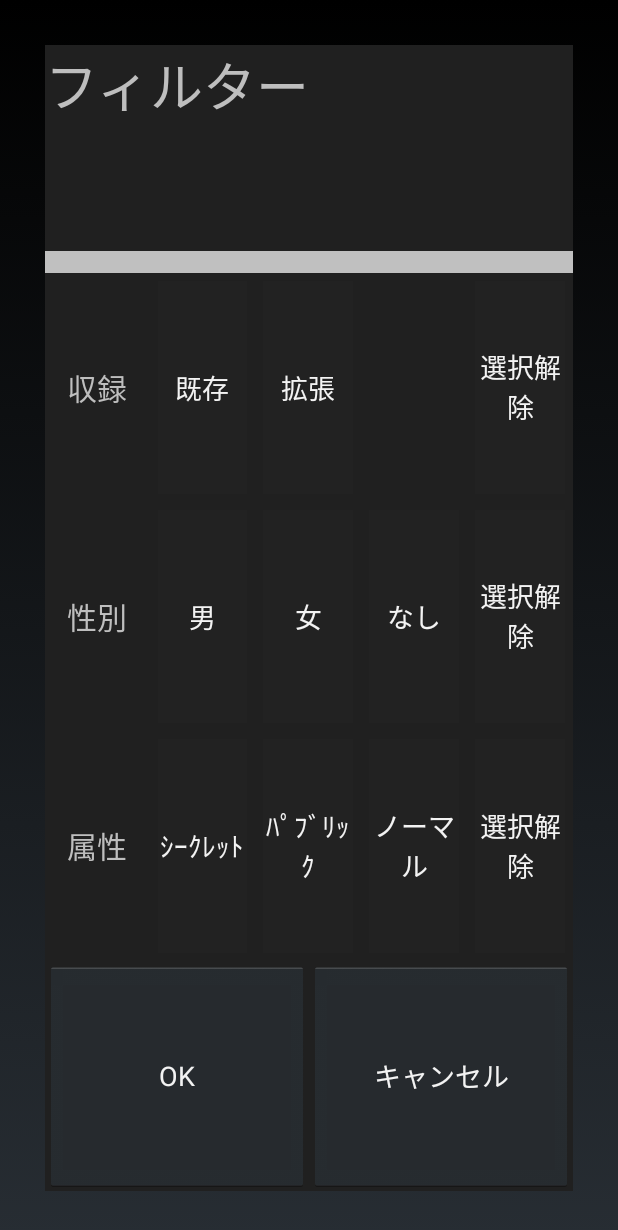
After one commit to ASemi/Agent_Support, an Android app: the layout select_filter.xml on its own in the app's theme, with its tools: preview values and no code run, on a phone screen of 412 x 824 dp. The commit adds this screen. Shown: the top 1230 px of the screen. Run offline under Robolectric (Android 15) with nearby library versions, the phone set to English and light mode, and no system bars.

Commit message:
エージェント検索にフィルター機能を追加

```diff
--- a/app/src/main/AndroidManifest.xml
+++ b/app/src/main/AndroidManifest.xml
@@ -39,7 +39,11 @@
         <activity
             android:name=".AgentDetailActivity"
             android:screenOrientation="landscape"
-            android:theme="@style/AppTheme"/>
+            android:theme="@style/AppTheme" />
+        <activity
+            android:name=".AgentFilterActivity"
+            android:screenOrientation="landscape"
+            android:theme="@style/AppTheme" />
     </application>
 
 </manifest>
--- a/app/src/main/java/com/example/shioya/agent_support/Agents.java
+++ b/app/src/main/java/com/example/shioya/agent_support/Agents.java
@@ -30,7 +30,7 @@ public class Agents {
         this.agentPackage = agentName.agentPackage;
     }
 
-    public ArrayList<String> CreateFirst() {
+    public static ArrayList<String> CreateFirst() {
         ArrayList<String> agentlist = new ArrayList<>();
 
         for (AgentName agentName : AgentName.values()) {
@@ -40,7 +40,7 @@ public class Agents {
         return agentlist;
     }
 
-    public ArrayList<String> SetList(AgentPackage ap, Gender gen, AgentAttribute aa) {
+    public static ArrayList<String> SetList(AgentPackage ap, Gender gen, AgentAttribute aa) {
         ArrayList<String> agentlist = new ArrayList<>();
 
         for (AgentName agentName : AgentName.values()) {
--- /dev/null
+++ b/app/src/main/res/layout/select_filter.xml
@@ -0,0 +1,293 @@
+<?xml version="1.0" encoding="utf-8"?>
+<FrameLayout xmlns:android="http://schemas.android.com/apk/res/android"
+    android:layout_width="match_parent"
+    android:layout_height="match_parent"
+    android:padding="30dp">
+
+    <LinearLayout
+        android:layout_width="match_parent"
+        android:layout_height="match_parent"
+        android:orientation="vertical"
+        android:background="#202020">
+
+        <TextView
+            android:layout_width="match_parent"
+            android:layout_height="0dp"
+            android:layout_weight="18"
+            android:text="@string/search"
+            android:textSize="35sp"/>
+
+        <TextView
+            android:layout_width="match_parent"
+            android:layout_height="0dp"
+            android:layout_weight="2"
+            android:background="@color/colorSilver"/>
+
+        <LinearLayout
+            android:layout_width="match_parent"
+            android:layout_height="0dp"
+            android:layout_weight="60"
+            android:orientation="vertical">
+
+            <LinearLayout
+                android:layout_width="match_parent"
+                android:layout_height="0dp"
+                android:layout_weight="1"
+                android:orientation="horizontal">
+
+                <TextView
+                    android:layout_width="0dp"
+                    android:layout_height="match_parent"
+                    android:layout_weight="1"
+                    android:text="@string/agentpackage"
+                    android:textSize="20sp"
+                    android:gravity="center"/>
+
+                <LinearLayout
+                    android:layout_width="0dp"
+                    android:layout_height="match_parent"
+                    android:layout_weight="1"
+                    android:orientation="horizontal"
+                    android:padding="5dp">
+
+                    <Button
+                        android:layout_width="match_parent"
+                        android:layout_height="match_parent"
+                        android:text="@string/def"
+                        android:id="@+id/buttonPackage0"
+                        android:background="@drawable/button_state"/>
+
+                </LinearLayout>
+
+                <LinearLayout
+                    android:layout_width="0dp"
+                    android:layout_height="match_parent"
+                    android:layout_weight="1"
+                    android:orientation="horizontal"
+                    android:padding="5dp">
+
+                    <Button
+                        android:layout_width="match_parent"
+                        android:layout_height="match_parent"
+                        android:text="@string/aug"
+                        android:id="@+id/buttonPackage1"
+                        android:background="@drawable/button_state"/>
+
+                </LinearLayout>
+
+                <LinearLayout
+                    android:layout_width="0dp"
+                    android:layout_height="match_parent"
+                    android:layout_weight="1"
+                    android:orientation="horizontal">
+
+                </LinearLayout>
+
+                <LinearLayout
+                    android:layout_width="0dp"
+                    android:layout_height="match_parent"
+                    android:layout_weight="1"
+                    android:orientation="horizontal"
+                    android:padding="5dp">
+
+                    <Button
+                        android:layout_width="match_parent"
+                        android:layout_height="match_parent"
+                        android:text="@string/unlock"
+                        android:id="@+id/buttonPackage2"
+                        android:background="@drawable/button_state"/>
+
+                </LinearLayout>
+
+            </LinearLayout>
+
+            <LinearLayout
+                android:layout_width="match_parent"
+                android:layout_height="0dp"
+                android:layout_weight="1"
+                android:orientation="horizontal">
+
+                <TextView
+                    android:layout_width="0dp"
+                    android:layout_height="match_parent"
+                    android:layout_weight="1"
+                    android:text="@string/gender"
+                    android:textSize="20sp"
+                    android:gravity="center"/>
+
+                <LinearLayout
+                    android:layout_width="0dp"
+                    android:layout_height="match_parent"
+                    android:layout_weight="1"
+                    android:orientation="horizontal"
+                    android:padding="5dp">
+
+                    <Button
+                        android:layout_width="match_parent"
+                        android:layout_height="match_parent"
+                        android:text="@string/male"
+                        android:id="@+id/buttonGender0"
+                        android:background="@drawable/button_state"/>
+
+                </LinearLayout>
+
+                <LinearLayout
+                    android:layout_width="0dp"
+                    android:layout_height="match_parent"
+                    android:layout_weight="1"
+                    android:orientation="horizontal"
+                    android:padding="5dp">
+
+                    <Button
+                        android:layout_width="match_parent"
+                        android:layout_height="match_parent"
+                        android:text="@string/female"
+                        android:id="@+id/buttonGender1"
+                        android:background="@drawable/button_state"/>
+
+                </LinearLayout>
+
+                <LinearLayout
+                    android:layout_width="0dp"
+                    android:layout_height="match_parent"
+                    android:layout_weight="1"
+                    android:orientation="horizontal"
+                    android:padding="5dp">
+
+                    <Button
+                        android:layout_width="match_parent"
+                        android:layout_height="match_parent"
+                        android:text="@string/none"
+                        android:id="@+id/buttonGender2"
+                        android:background="@drawable/button_state"/>
+
+                </LinearLayout>
+
+                <LinearLayout
+                    android:layout_width="0dp"
+                    android:layout_height="match_parent"
+                    android:layout_weight="1"
+                    android:orientation="horizontal"
+                    android:padding="5dp">
+
+                    <Button
+                        android:layout_width="match_parent"
+                        android:layout_height="match_parent"
+                        android:text="@string/unlock"
+                        android:id="@+id/buttonGender3"
+                        android:background="@drawable/button_state"/>
+
+                </LinearLayout>
+
+            </LinearLayout>
+
+            <LinearLayout
+                android:layout_width="match_parent"
+                android:layout_height="0dp"
+                android:layout_weight="1"
+                android:orientation="horizontal">
+
+                <TextView
+                    android:layout_width="0dp"
+                    android:layout_height="match_parent"
+                    android:layout_weight="1"
+                    android:text="@string/agentattribute"
+                    android:textSize="20sp"
+                    android:gravity="center"/>
+
+                <LinearLayout
+                    android:layout_width="0dp"
+                    android:layout_height="match_parent"
+                    android:layout_weight="1"
+                    android:orientation="horizontal"
+                    android:padding="5dp">
+
+                    <Button
+                        android:layout_width="match_parent"
+                        android:layout_height="match_parent"
+                        android:text="@string/attrsecret"
+                        android:id="@+id/buttonAttr0"
+                        android:background="@drawable/button_state"/>
+
+                </LinearLayout>
+
+                <LinearLayout
+                    android:layout_width="0dp"
+                    android:layout_height="match_parent"
+                    android:layout_weight="1"
+                    android:orientation="horizontal"
+                    android:padding="5dp">
+
+                    <Button
+                        android:layout_width="match_parent"
+                        android:layout_height="match_parent"
+                        android:text="@string/attrpublic"
+                        android:id="@+id/buttonAttr1"
+                        android:background="@drawable/button_state"/>
+
+                </LinearLayout>
+
+                <LinearLayout
+                    android:layout_width="0dp"
+                    android:layout_height="match_parent"
+                    android:layout_weight="1"
+                    android:orientation="horizontal"
+                    android:padding="5dp">
+
+                    <Button
+                        android:layout_width="match_parent"
+                        android:layout_height="match_parent"
+                        android:text="@string/attrnormal"
+                        android:id="@+id/buttonAttr2"
+                        android:background="@drawable/button_state"/>
+
+                </LinearLayout>
+
+                <LinearLayout
+                    android:layout_width="0dp"
+                    android:layout_height="match_parent"
+                    android:layout_weight="1"
+                    android:orientation="horizontal"
+                    android:padding="5dp">
+
+                    <Button
+                        android:layout_width="match_parent"
+                        android:layout_height="match_parent"
+                        android:text="@string/unlock"
+                        android:id="@+id/buttonAttr3"
+                        android:background="@drawable/button_state"/>
+
+                </LinearLayout>
+
+            </LinearLayout>
+
+
+        </LinearLayout>
+
+        <LinearLayout
+            android:layout_width="match_parent"
+            android:layout_height="0dp"
+            android:layout_weight="20"
+            android:orientation="horizontal">
+
+            <Button
+                android:layout_width="0dp"
+                android:layout_height="match_parent"
+                android:layout_weight="1"
+                android:text="OK"
+                android:id="@+id/buttonOK"/>
+
+            <Button
+                android:layout_width="0dp"
+                android:layout_height="match_parent"
+                android:layout_weight="1"
+                android:text="@string/pop_cancel"
+                android:id="@+id/buttonCancel"/>
+
+
+        </LinearLayout>
+
+    </LinearLayout>
+
+
+</FrameLayout>
--- a/app/src/main/res/values/colors.xml
+++ b/app/src/main/res/values/colors.xml
@@ -3,4 +3,5 @@
     <color name="colorPrimary">#3F51B5</color>
     <color name="colorPrimaryDark">#303F9F</color>
     <color name="colorAccent">#FF4081</color>
+    <color name="colorSilver">#C0C0C0</color>
 </resources>
--- a/app/src/main/res/values/strings.xml
+++ b/app/src/main/res/values/strings.xml
@@ -9,7 +9,19 @@
     <string name="pop_select">選択</string>
     <string name="pop_detail">詳細</string>
     <string name="pop_cancel">キャンセル</string>
-    <string name="search">絞り込み</string>
+    <string name="search">フィルター</string>
+    <string name="agentpackage">収録</string>
+    <string name="def">既存</string>
+    <string name="aug">拡張</string>
+    <string name="gender">性別</string>
+    <string name="male">男</string>
+    <string name="female">女</string>
+    <string name="none">なし</string>
+    <string name="agentattribute">属性</string>
+    <string name="attrsecret">ｼｰｸﾚｯﾄ</string>
+    <string name="attrpublic">ﾊﾟﾌﾞﾘｯｸ</string>
+    <string name="attrnormal">ノーマル</string>
+    <string name="unlock">選択解除</string>
     <string name="pepper_iden">ペッパー識別</string>
     <string name="iden_success">識別成功</string>
     <string name="minus1">１体減らす</string>
```
Also changed, not shown: app/src/main/java/com/example/shioya/agent_support/AgentFilterActivity.java (added, +137 -0 lines), app/src/main/java/com/example/shioya/agent_support/AgentSelectActivity.java (+39 -15 lines), app/src/main/java/com/example/shioya/agent_support/CardInformation.java (+8 -5 lines), 1 other file.
